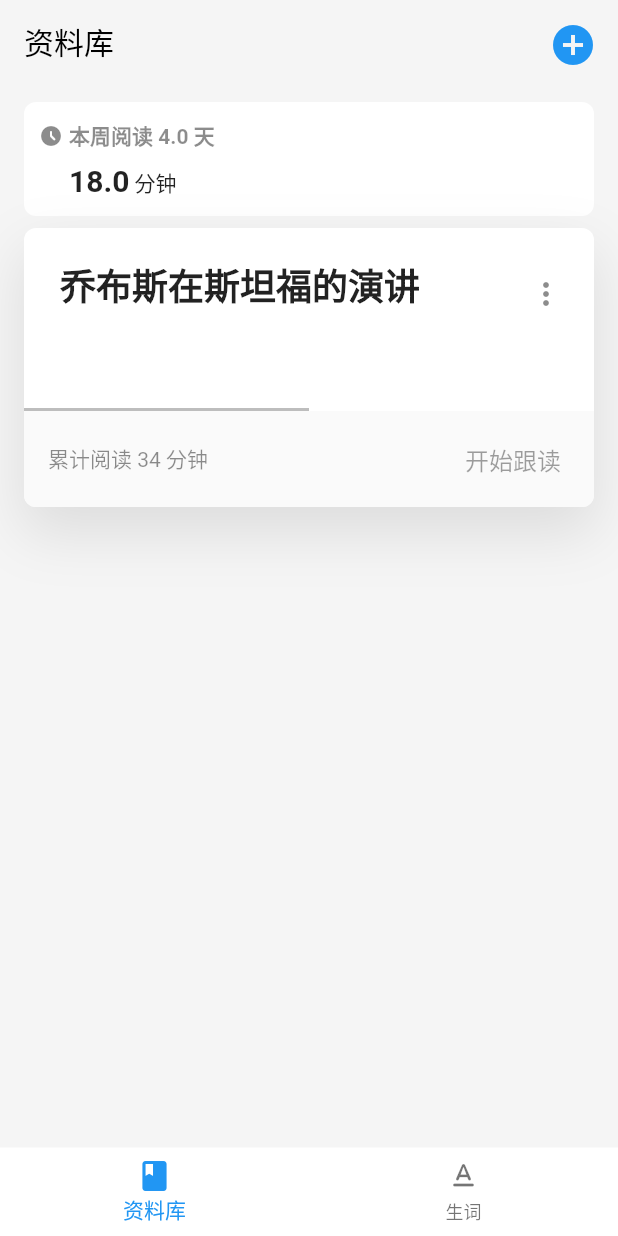
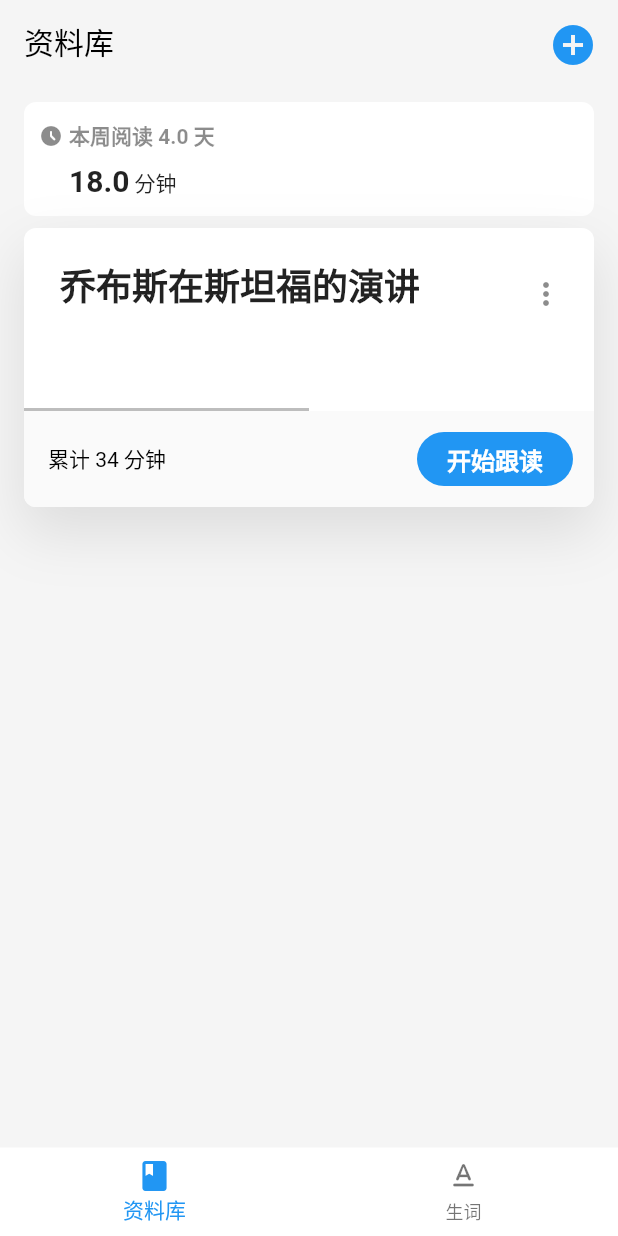
Before and after one commit to wangye1989/hwss, a Flutter app: the screen it shows after launch, on a phone screen of 412 x 824 dp. Run offline on Flutter 3.47's test engine with Material 2 defaults, Android fonts, the phone set to English and light mode, and no system bars.

Commit message:
增加详情页面

```diff
--- a/lib/main.dart
+++ b/lib/main.dart
@@ -1,11 +1,12 @@
 import 'package:flutter/material.dart';
-import 'package:hwss/pages/home.dart';
-import 'package:hwss/pages/login.dart';
-import 'package:hwss/pages/landing_page.dart';
-import 'package:hwss/pages/note_book.dart';
-import 'package:hwss/pages/mine.dart';
-import 'package:hwss/pages/register.dart';
-import 'package:hwss/widgets/botom_nav_bar.dart';
+import './pages/home.dart';
+import './pages/login.dart';
+import './pages/landing_page.dart';
+import './pages/note_book.dart';
+import './pages/mine.dart';
+import './pages/register.dart';
+import './widgets/botom_nav_bar.dart';
+import './pages/reading_view.dart';
 
 void main() {
   runApp(const MyApp());
@@ -21,6 +22,7 @@
       debugShowCheckedModeBanner: false,
       title: 'Flutter Demo',
       theme: ThemeData(
+          brightness: Brightness.light,
           scaffoldBackgroundColor: Colors.grey[100],
           primaryColor: Colors.green),
       routes: {
@@ -31,7 +33,9 @@
         "bottom_nav_bar": (context) => CBottomNavBar(),
         "message_page": (context) => const NoteBookPage(),
         "mine_page": (context) => const MinePage(),
+        "reading_view_page": (context) => const ReadingViewPage(),
       },
+      // initialRoute: "bottom_nav_bar",
       initialRoute: "bottom_nav_bar",
     );
   }
--- a/lib/pages/home.dart
+++ b/lib/pages/home.dart
@@ -1,4 +1,5 @@
 import 'package:flutter/material.dart';
+import 'package:flutter/services.dart';
 import 'package:hwss/widgets/circle_button.dart';
 import 'package:hwss/widgets/widgets.dart';
 
@@ -15,9 +16,9 @@
     return Scaffold(
       appBar: AppBar(
         //  Todo:
-        //[]导航栏需要增加 systemOverlayStyle 属性，让系统状态栏变成反色
         elevation: 0,
         backgroundColor: Colors.transparent,
+        systemOverlayStyle: SystemUiOverlayStyle.dark,
         automaticallyImplyLeading: false,
         centerTitle: false,
         title: const Text(
@@ -44,7 +45,7 @@
               hours: 18,
             ),
             BookCard(
-              cardTitle: '正在照看花草的孩子和祖父铜雕，西班牙科尔多瓦 (© David M G/Alamy)',
+              // cardTitle: '正在照看花草的孩子和祖父铜雕，西班牙科尔多瓦 (© David M G/Alamy)',
               bookName: "乔布斯在斯坦福的演讲",
               readingTime: "34",
             ),
--- a/lib/widgets/book_card.dart
+++ b/lib/widgets/book_card.dart
@@ -1,14 +1,13 @@
+import 'package:flutter/cupertino.dart';
 import 'package:flutter/material.dart';
 
 class BookCard extends StatelessWidget {
-  final String cardTitle;
   final String? readingTime;
   final String bookName;
   final Function()? readNow;
 
   const BookCard({
     Key? key,
-    required this.cardTitle,
     required this.bookName,
     this.readingTime,
     this.readNow,
@@ -84,15 +83,30 @@
                   mainAxisAlignment: MainAxisAlignment.spaceBetween,
                   children: [
                     Text(
-                      "累计阅读 " + readingTime.toString() + " 分钟",
+                      "累计 " + readingTime.toString() + " 分钟",
                       style: const TextStyle(
-                          fontSize: 14, color: Colors.black45),
+                          fontSize: 14, color: Colors.black),
                     ),
-                    TextButton(
-                      onPressed: readNow,
+                    ElevatedButton(
+                      style: ButtonStyle(
+                          shape: MaterialStateProperty.all(
+                              RoundedRectangleBorder(
+                                  borderRadius:
+                                      BorderRadius.circular(20))),
+                          padding: MaterialStateProperty.all(
+                            const EdgeInsets.fromLTRB(20, 4, 20, 4),
+                          ),
+                          elevation: MaterialStateProperty.all(0)),
+                      onPressed: () {
+                        Navigator.pushNamed(
+                            context, "reading_view_page");
+                      },
                       child: const Text(
                         "开始跟读",
-                        style: TextStyle(fontSize: 16),
+                        style: TextStyle(
+                          fontSize: 16,
+                          fontWeight: FontWeight.bold,
+                        ),
                       ),
                     ),
                   ],
@@ -101,7 +115,6 @@
             ],
           ),
         ),
-        // 底部 footer
       ],
     );
   }
```
Also changed, not shown: lib/pages/reading_view.dart (added, +96 -0 lines).
